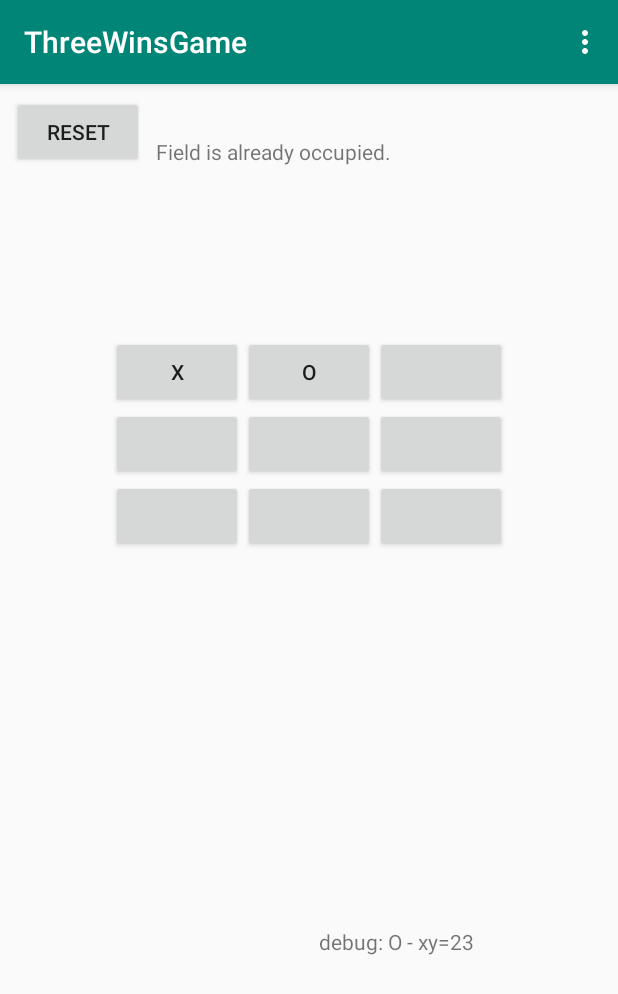
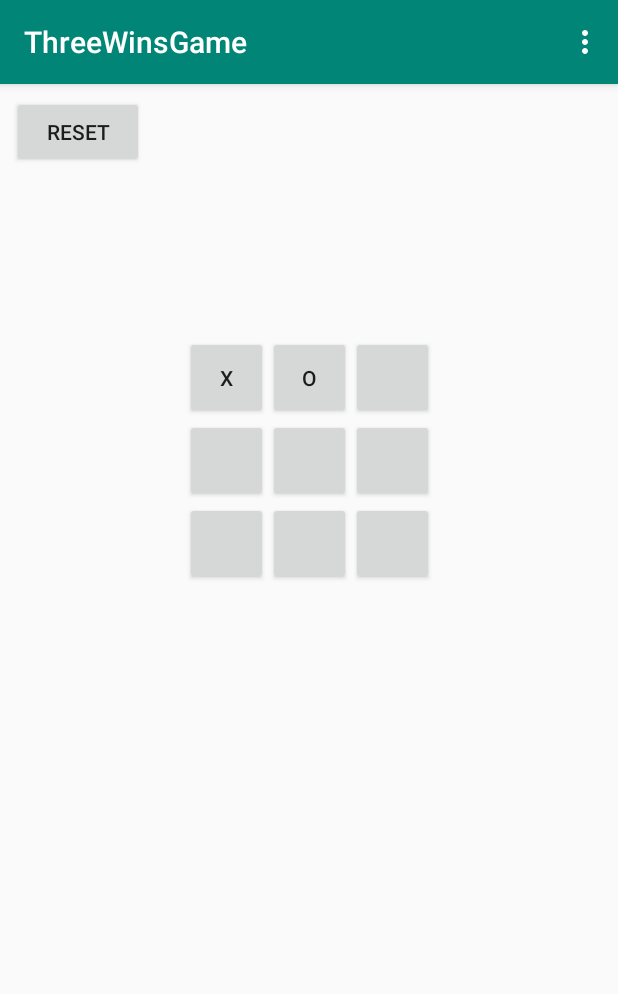
Before and after one commit to Harriss1/ThreeWinsGrafic, an Android app: the screen it shows after launch (MainActivity), after a tap on an icon or button, on a phone screen of 412 x 824 dp. Shown: the top 994 px of the screen. Run offline under Robolectric (Android 15) with nearby library versions, the phone set to English and light mode, and no system bars; 2 statements that could not run were skipped; 3 other taps on this screen came first.

Commit message:
finished basic game

```diff
--- a/app/src/main/java/com/example/threewinsgame/MainActivity.java
+++ b/app/src/main/java/com/example/threewinsgame/MainActivity.java
@@ -31,6 +31,9 @@ public class MainActivity extends AppCompatActivity {
         Toolbar toolbar = findViewById(R.id.toolbar);
         setSupportActionBar(toolbar);
 
+
+
+
         a1 = (TextView)findViewById(R.id.a1);
         a2 = (TextView)findViewById(R.id.a2);
         a3 = (TextView)findViewById(R.id.a3);
@@ -43,6 +46,16 @@ public class MainActivity extends AppCompatActivity {
         c2 = (TextView)findViewById(R.id.c2);
         c3 = (TextView)findViewById(R.id.c3);
 
+        updateGameView(gameVM.getGameView());
+
+        final Button reset = (Button) findViewById(R.id.reset);
+        reset.setOnClickListener(new View.OnClickListener() {
+            @Override
+            public void onClick(View v) {
+                gameVM.setReset();
+                updateGameView(gameVM.getGameView());
+            }
+        });
 
         final Button btA1 = (Button) findViewById(R.id.a1);
 
@@ -161,27 +174,52 @@ public class MainActivity extends AppCompatActivity {
 
     public void updateGameView(DisplayableGame gameView){
 
-        TextView debug = (TextView)findViewById(R.id.debug);
-        String text="debug: ";
-        text += gameView.fieldFilledWith;
-        text += " - xy="+ Integer.toString(gameView.x) + Integer.toString(gameView.y);
-        debug.setText(text);
+        if (false) {
+            TextView debug = (TextView) findViewById(R.id.debug);
 
-        if (gameView.x==1 && gameView.y==3) a1.setText(gameView.fieldFilledWith);
-        if (gameView.x==2 && gameView.y==3) a2.setText(gameView.fieldFilledWith);
-        if (gameView.x==3 && gameView.y==3) a3.setText(gameView.fieldFilledWith);
-
-        if (gameView.x==1 && gameView.y==2) b1.setText(gameView.fieldFilledWith);
-        if (gameView.x==2 && gameView.y==2) b2.setText(gameView.fieldFilledWith);
-        if (gameView.x==3 && gameView.y==2) b3.setText(gameView.fieldFilledWith);
-
-        if (gameView.x==1 && gameView.y==1) c1.setText(gameView.fieldFilledWith);
-        if (gameView.x==2 && gameView.y==1) c2.setText(gameView.fieldFilledWith);
-        if (gameView.x==3 && gameView.y==1) c3.setText(gameView.fieldFilledWith);
+            String text = "debug: ";
+            text += gameView.fieldFilledWith;
+            text += " - xy=" + Integer.toString(gameView.x) + Integer.toString(gameView.y);
+            text += gameView.debugOut;
+            debug.setText(text);
+        }
+        updateField(gameView.x,gameView.y,gameView);
 
         TextView userHint = (TextView) findViewById(R.id.userHint);
         userHint.setText(gameView.userHint);
         TextView userErrorHint = (TextView) findViewById(R.id.userErrorHint);
         userErrorHint.setText(gameView.userErrorHint);
     }
+    public void updateField(int x, int y, DisplayableGame gameView){
+        if (!gameView.setAllToEmpty) {
+            //a3.setText("test");
+            //a3.setText(Integer.toString(gameView.x)+Integer.toString(gameView.y)+gameView.fieldFilledWith);
+            if (x == 1 && y == 3) a1.setText(gameView.fieldFilledWith);
+            if (x == 2 && y == 3) a2.setText(gameView.fieldFilledWith);
+            if (x == 3 && y == 3) a3.setText(gameView.fieldFilledWith);
+
+            if (x == 1 && y == 2) b1.setText(gameView.fieldFilledWith);
+            if (x == 2 && y == 2) b2.setText(gameView.fieldFilledWith);
+            if (x == 3 && y == 2) b3.setText(gameView.fieldFilledWith);
+
+            if (x == 1 && y == 1) c1.setText(gameView.fieldFilledWith);
+            if (x == 2 && y == 1) c2.setText(gameView.fieldFilledWith);
+            if (x == 3 && y == 1) c3.setText(gameView.fieldFilledWith);
+        }else{
+            String zeroText;//=gameView.fieldFilledWith;
+            zeroText=" ";
+            a1.setText(zeroText);
+            a2.setText(zeroText);
+            a3.setText(zeroText);
+
+            b1.setText(zeroText);
+            b2.setText(zeroText);
+            b3.setText(zeroText);
+
+            c1.setText(zeroText);
+            c2.setText(zeroText);
+            c3.setText(zeroText);
+            //a2.setText("2t");
+        }
+    }
 }
--- a/app/src/main/java/com/example/threewinsgame/Model/ThreeWins.java
+++ b/app/src/main/java/com/example/threewinsgame/Model/ThreeWins.java
@@ -1,62 +1,192 @@
 package com.example.threewinsgame.Model;
+import android.provider.ContactsContract;
+
 import java.util.ArrayList;
 
 public class ThreeWins {
 
+    private Grid gameGrid;
 
     private String userHint = "";
     private String userErrorHint = "";
 
-    private int playerAtTurn=1;
+    private String errorString="Error:";
+    private String traceString="Trace:";
+
     private String player1Label = "X";
     private String player2Label = "O";
-
-    ArrayList<Grid> grid = new ArrayList<Grid>();
-
-    Grid lastModifiedPoint = new Grid();
+    private String playerAtTurn=player1Label;
+    private String noLabel = " ";
 
     private class Grid{
-        public int x;
-        public int y;
-        public int filledWith;
-        public Grid(){
-            //0=empty, 1=player1, 2=player2
-            filledWith=0;
+        String errorString="";
+        String traceString="";
+        boolean isNew=true;
+
+        class Pos {
+            String label;
+            int posX;
+            int posY;
+            boolean labelIsSet = false;
+            String errorString="";
+            String traceString="";
+            Pos(int x, int y){
+                posX = x;
+                posY = y;
+                label=noLabel;
+            }
+            boolean setField(String label) {
+                boolean labelIsCorrect = false;
+                if (label.equals(player1Label) || label.equals(player2Label))
+                    labelIsCorrect = true;
+                else
+                    errorString += "Label for field " + posX + "," + posY + " is incorrect.";
+
+                if (labelIsSet)
+                    errorString += "Field " + posX + "," + posY + " already set to " + this.label;
+                else if (labelIsCorrect) {
+                    this.label = label;
+                    labelIsSet=true;
+                    traceString += "Field " + posX + "," + posY + " set to " + this.label;
+                    return true;
+                }
+                return false;
+            }
+            void resetField(){
+                labelIsSet=false;
+                label=noLabel;
+                errorString="";
+                traceString+= "Field " + posX + "," + posY + " reset to " + this.label;
             }
         }
 
+        ArrayList<Pos> grid;
+        Pos lastModifiedField;
+
+        Grid(){
+            grid = new ArrayList<Pos>();
+            for(int i=1;i<=3;i++){
+                for (int j=1;j<=3;j++){
+                Pos field = new Pos(i,j);
+                grid.add(field);}
+            }
+            lastModifiedField = new Pos(0,0);
+            traceString+=
+                    "Grid initialized, contents:"
+                            +getGridAsString() +
+                            "lastModField(" +
+                            lastModifiedField.posX + lastModifiedField.posY + lastModifiedField.label+
+                            ")";
+        }
+
+        boolean setLabel(int x, int y, String label) {
+
+            boolean success=false;
+            for(Pos e:grid){
+                if(e.posX ==x && e.posY==y){
+                    if(!e.setField(label)) {
+                        errorString+=e.errorString;
+                        traceString+=e.traceString;
+                        return false;
+                    }
+                    else {
+                        traceString+=e.traceString;
+                        lastModifiedField=e;
+                        traceString+="SetLa("+label+")";
+                        success=true;
+                    }
+                }
+            }
+            if (success){
+                if (isNew) isNew=false;
+                return true;
+            }
+            return false;
+        }
+
+        String getLabel(int x, int y) {
+            String tempLabel="asfd";
+            for(Pos e : grid){
+                if(e.posX ==x && e.posY==y){
+                    tempLabel=e.label;
+                    traceString="LaLa("+e.label+")("+Integer.toString(e.posX)+Integer.toString(e.posY)+")";
+                }
+            }
+            return tempLabel;
+        }
+        void resetGrid(){
+
+            for (Pos e:grid){
+                e.resetField();
+                traceString+=e.traceString;
+            }
+            isNew=true;
+        }
+
+        String getGridAsString(){
+            String wholeGrid = "grid: ";
+                for(Pos e : grid){
+                    String mx = Integer.toString(e.posX);
+                    String my = Integer.toString(e.posY);
+                    wholeGrid += "(" + mx + "," + my + ")=" + e.label;
+                }
+
+            return wholeGrid;
+        }
+
+
+    }
+
+    public ThreeWins(){
+        gameGrid = new Grid();
+        traceString += gameGrid.traceString;
+        errorString += gameGrid.errorString;
+    }
+
+    //Interface
+    public String getWholeGridString(){
+        return gameGrid.getGridAsString();
+    }
+
     public class DataUpdates{
+        //I only give back the last field that has been altered by the User.
+        //Or I set all fields to NULL at start and when I reset...
+        //How do I reset the grid? - with "setalltozero"
         public int x,y;
-        public int filledWith;
+        public boolean resetAllFields;
+        public String filledWith;
         public String userHint;
         public String userErrorHint;
-        public DataUpdates(int x, int y){
-            filledWith=0;
-            this.x=x;
-            this.y=y;
+        public String debugOut;
+        DataUpdates(int x, int y){
+            resetAllFields=true;
+            filledWith=noLabel;
+            this.x = x;
+            this.y = y;
             userHint="";
             userErrorHint="";
+            debugOut = traceString + errorString;
         }
     }
 
-    public ThreeWins(){
-        for (int x=1;x<=3;x++){
-            for (int y=1; y<=3;y++){
-                Grid g = new Grid();
-                g.x=x;
-                g.y=y;
-                grid.add(g);
-            }
-        }
-    }
+    public DataUpdates getDataUpdates(){
+        int lastX = gameGrid.lastModifiedField.posX;
+        int lastY = gameGrid.lastModifiedField.posY;
 
-    private void updateGridFill(int x, int y, int filledWith){
-        for (Grid i: grid){
-            if(i.x==x && i.y==y){
-                i.filledWith=filledWith;
-                lastModifiedPoint=i;
-            }
-        }
+        DataUpdates data = new DataUpdates(lastX, lastY);
+
+        data.resetAllFields=gameGrid.isNew;
+        data.filledWith=gameGrid.getLabel(lastX, lastY);
+        String lastModifiedCoords=
+                "lastCoords="
+                        +Integer.toString(gameGrid.lastModifiedField.posX)
+                        +Integer.toString(gameGrid.lastModifiedField.posY)
+                +"-label="
+                        +gameGrid.getLabel(lastX,lastY);
+        data.userHint=this.userHint;
+        data.userErrorHint=this.userErrorHint;
+        data.debugOut += getWholeGridString()+lastModifiedCoords;
+        return data;
     }
 
     public void setMove(int x, int y){
@@ -67,38 +197,57 @@ public class ThreeWins {
         if (checkOccupied(x,y)){
             return;
         }
-        updateGridFill(x,y,playerAtTurn);
+        if (playerAtTurn.equals(player1Label)) {
+            gameGrid.setLabel(x,y,player1Label);
+        }
+        else {
+            gameGrid.setLabel(x,y,player2Label);
+
+        }
+        traceString+=gameGrid.traceString;
+        errorString+=gameGrid.errorString;
+
         switchPlayer();
         checkWin();
+        userHint="";
+    }
+    public void resetGame(){
+        userHint="Game has been reset.";
+        traceString+=gameGrid.traceString;
+        gameGrid.resetGrid();
+
     }
 
+
     private void switchPlayer(){
-        if (playerAtTurn==1) playerAtTurn = 2;
-        else playerAtTurn = 1;
+        if (playerAtTurn.equals(player1Label)) playerAtTurn = player2Label;
+        else playerAtTurn = player1Label;
     }
 
     private boolean checkWin(){
         boolean winCheck = false;
 
-        if (false){
-            userErrorHint = "Can't set move if you won.";
+        for (int i=1; i<=3;i++){
+            if(!winCheck) winCheck=checkRow(i);
         }
+        for (int i=1;i<=3;i++){
+            if(!winCheck) winCheck=checkHorizontal(i);
+        }
+        if(!winCheck) winCheck=checkVertical();
 
-        for (Grid i : grid){
-
-        }
-        if(grid.get(0).filledWith==0){
-
-        }
+        if (winCheck){
+            userErrorHint = "Game is won.";
+        } else userErrorHint = "";
         return winCheck;
     }
 
     private boolean checkOccupied(int x, int y){
         boolean isOccupied = false;
-        if (lastModifiedPoint.x == x && lastModifiedPoint.y == y) isOccupied =true;
-        if (isOccupied){
+
+        if (!(gameGrid.getLabel(x,y).equals(noLabel))) {
             userErrorHint = "Field is already occupied.";
-        }
+            isOccupied=true;
+        } else userErrorHint ="";
         return isOccupied;
     }
 
@@ -110,13 +259,50 @@ public class ThreeWins {
 
     }
 
-    public DataUpdates getDataUpdates(){
-        DataUpdates data = new DataUpdates(lastModifiedPoint.x, lastModifiedPoint.y);
-        data.userHint=this.userHint;
-        data.userErrorHint=this.userErrorHint;
-        data.filledWith=lastModifiedPoint.filledWith;
-        //int x, int y, playerLabel
-        //hint (won?), errorHint (occupied)
-        return data;
+    boolean checkHorizontal(int x){
+        String testFor="";
+        String win1=player1Label+player1Label+player1Label;
+        String win2=player2Label+player2Label+player2Label;
+        for (int i=1; i <= 3 ; i++){
+            testFor+=gameGrid.getLabel(x,i);
+        }
+        if(testFor.equals(win1)||testFor.equals(win2))
+            return true;
+        return false;
+    }
+    boolean checkRow(int y){
+        String testFor="";
+        for (int i=1; i <= 3; i++){
+            testFor+=gameGrid.getLabel(i,y);
+        }
+        if (testFor.equals(player1Label+player1Label+player1Label) || testFor.equals(player2Label+player2Label+player2Label)){
+            traceString+="WWWWIIIIIN";
+            return true;
+        }
+        traceString+="TS("+ testFor+")";
+        return false;
+    }
+    boolean checkVertical(){
+        String testForLR="";
+        String testForRL="";
+        String win1=player1Label+player1Label+player1Label;
+        String win2=player2Label+player2Label+player2Label;
+        for(int x=1;x<=3;x++){
+            testForLR+=gameGrid.getLabel(x,x);
+        }
+        for(int x=3;x>=1;x--){
+            testForRL+=gameGrid.getLabel(x,(4-x));
+        }
+        if (testForLR.equals(player1Label+player1Label+player1Label) || testForLR.equals(player2Label+player2Label+player2Label)){
+            traceString+="WWWWIIIIIN";
+            return true;
+        }
+        if (testForRL.equals(player1Label+player1Label+player1Label) || testForRL.equals(player2Label+player2Label+player2Label)){
+            traceString+="WWWWIIIIIN";
+            return true;
+        }
+        traceString+="Hor("+testForLR+")";
+
+        return false;
     }
 }
--- a/app/src/main/java/com/example/threewinsgame/ViewModel/DisplayableGame.java
+++ b/app/src/main/java/com/example/threewinsgame/ViewModel/DisplayableGame.java
@@ -1,11 +1,16 @@
 package com.example.threewinsgame.ViewModel;
+import java.util.ArrayList;
 
 public class DisplayableGame{
-    public int x;
-    public int y;
-    public String fieldFilledWith="";
-    public String userHint="";
-    public String userErrorHint="";
+
+
+    public int x=0;
+    public int y=0;
+    public String fieldFilledWith=".";
+    public String userHint=".";
+    public String userErrorHint=".";
+    public String debugOut=".";
+    public boolean setAllToEmpty=true;
     public DisplayableGame(){
 
     }
--- a/app/src/main/java/com/example/threewinsgame/ViewModel/ThreeWinsVM.java
+++ b/app/src/main/java/com/example/threewinsgame/ViewModel/ThreeWinsVM.java
@@ -1,6 +1,5 @@
 package com.example.threewinsgame.ViewModel;
 import com.example.threewinsgame.Model.ThreeWins;
-import com.example.threewinsgame.ViewModel.DisplayableGame;
 
 public class ThreeWinsVM extends ViewModel {
 
@@ -15,19 +14,19 @@ public class ThreeWinsVM extends ViewModel {
     }
     public DisplayableGame getGameView(){
         DisplayableGame viewUpdate = new DisplayableGame();
+
         viewUpdate.x=game.getDataUpdates().x;
         viewUpdate.y=game.getDataUpdates().y;
         viewUpdate.userErrorHint=game.getDataUpdates().userErrorHint;
         viewUpdate.userHint=game.getDataUpdates().userHint;
-        if(game.getDataUpdates().filledWith==0){
-            viewUpdate.fieldFilledWith="";
-
-        } else {
-            if (game.getDataUpdates().filledWith==1) viewUpdate.fieldFilledWith="X";
-            else viewUpdate.fieldFilledWith="O";
-        }
+        viewUpdate.fieldFilledWith=game.getDataUpdates().filledWith;
+        viewUpdate.debugOut=game.getDataUpdates().debugOut;
+        viewUpdate.setAllToEmpty=game.getDataUpdates().resetAllFields;
 
         return viewUpdate;
     }
+    public void setReset(){
+        game.resetGame();
+    }
 
 }
--- a/app/src/main/res/layout/content_main.xml
+++ b/app/src/main/res/layout/content_main.xml
@@ -21,16 +21,16 @@
 
     <Button
         android:id="@+id/a1"
-        android:layout_width="wrap_content"
-        android:layout_height="wrap_content"
+        android:layout_width="55dp"
+        android:layout_height="55dp"
         android:layout_marginTop="8dp"
         app:layout_constraintEnd_toStartOf="@+id/a2"
         app:layout_constraintTop_toTopOf="@+id/guideline" />
 
     <Button
         android:id="@+id/a2"
-        android:layout_width="wrap_content"
-        android:layout_height="wrap_content"
+        android:layout_width="55dp"
+        android:layout_height="55dp"
         android:layout_marginTop="8dp"
         app:layout_constraintEnd_toEndOf="parent"
         app:layout_constraintHorizontal_bias="0.5"
@@ -39,23 +39,23 @@
 
     <Button
         android:id="@+id/a3"
-        android:layout_width="wrap_content"
-        android:layout_height="wrap_content"
+        android:layout_width="55dp"
+        android:layout_height="55dp"
         android:layout_marginTop="8dp"
         app:layout_constraintStart_toEndOf="@+id/a2"
         app:layout_constraintTop_toTopOf="@+id/guideline" />
 
     <Button
         android:id="@+id/b1"
-        android:layout_width="wrap_content"
-        android:layout_height="wrap_content"
+        android:layout_width="55dp"
+        android:layout_height="55dp"
         app:layout_constraintEnd_toStartOf="@+id/b2"
         app:layout_constraintTop_toBottomOf="@+id/a1" />
 
     <Button
         android:id="@+id/b2"
-        android:layout_width="wrap_content"
-        android:layout_height="wrap_content"
+        android:layout_width="55dp"
+        android:layout_height="55dp"
         app:layout_constraintEnd_toEndOf="parent"
         app:layout_constraintHorizontal_bias="0.5"
         app:layout_constraintStart_toStartOf="parent"
@@ -63,22 +63,22 @@
 
     <Button
         android:id="@+id/b3"
-        android:layout_width="wrap_content"
-        android:layout_height="wrap_content"
+        android:layout_width="55dp"
+        android:layout_height="55dp"
         app:layout_constraintStart_toEndOf="@+id/b2"
         app:layout_constraintTop_toBottomOf="@+id/a3" />
 
     <Button
         android:id="@+id/c1"
-        android:layout_width="wrap_content"
-        android:layout_height="wrap_content"
+        android:layout_width="55dp"
+        android:layout_height="55dp"
         app:layout_constraintEnd_toStartOf="@+id/c2"
         app:layout_constraintTop_toBottomOf="@+id/b1" />
 
     <Button
         android:id="@+id/c2"
-        android:layout_width="wrap_content"
-        android:layout_height="wrap_content"
+        android:layout_width="55dp"
+        android:layout_height="55dp"
         app:layout_constraintEnd_toEndOf="parent"
         app:layout_constraintHorizontal_bias="0.5"
         app:layout_constraintStart_toStartOf="parent"
@@ -86,8 +86,8 @@
 
     <Button
         android:id="@+id/c3"
-        android:layout_width="wrap_content"
-        android:layout_height="wrap_content"
+        android:layout_width="55dp"
+        android:layout_height="55dp"
         app:layout_constraintStart_toEndOf="@+id/c2"
         app:layout_constraintTop_toBottomOf="@+id/b3" />
 
@@ -100,12 +100,13 @@
 
     <TextView
         android:id="@+id/debug"
-        android:layout_width="164dp"
-        android:layout_height="164dp"
+        android:layout_width="336dp"
+        android:layout_height="269dp"
         android:layout_marginEnd="35dp"
         android:layout_marginRight="35dp"
         android:layout_marginBottom="42dp"
-        android:text="TextView"
+        android:scrollbars="vertical"
+        android:text=""
         app:layout_constraintBottom_toBottomOf="parent"
         app:layout_constraintEnd_toEndOf="parent" />
 
```
Lines whose indentation alone changed are shown as unchanged.
